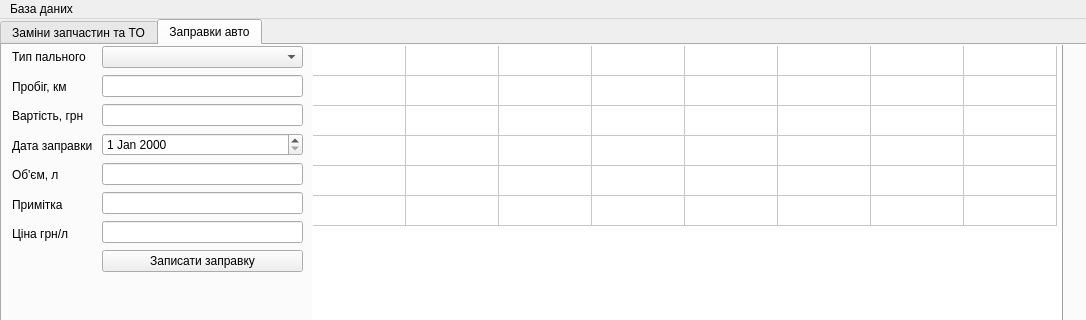
Qt form ui.ui (Vitech-UA/AutoTool) before a commit; both pictures show x 0 to 1086 and y 0 to 320 of the 1086 by 568 pixel window.
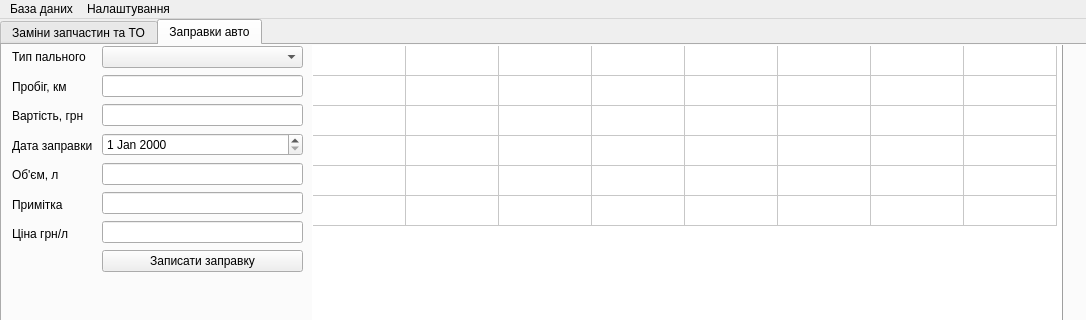
The same form after that commit.

Commit message: Додав пункт меню налаштування

```diff
--- a/ui.ui
+++ b/ui.ui
@@ -367,7 +367,13 @@
     <addaction name="Import_DataBase_Action"/>
     <addaction name="Export_DataDase_Action"/>
    </widget>
+   <widget class="QMenu" name="menu_2">
+    <property name="title">
+     <string>Налаштування</string>
+    </property>
+   </widget>
    <addaction name="menu"/>
+   <addaction name="menu_2"/>
   </widget>
   <widget class="QStatusBar" name="statusbar"/>
   <action name="Import_DataBase_Action">
```
The commit also changes 2 other files.
